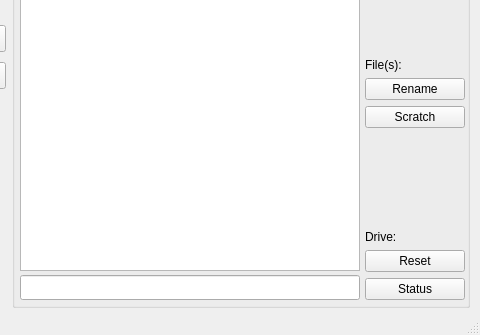
First picture: the form in filewindow.ui, repository mveinot/QtCBM, before the edit; both pictures show x 320 to 800 and y 219 to 554 of the 800 by 554 pixel window.
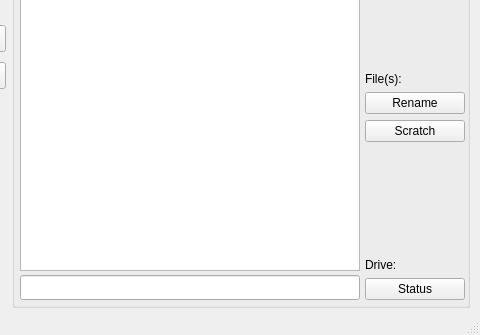
Second picture: the form after the edit. Icons and pictures are not drawn.

Diff of the .ui file:
```diff
--- a/filewindow.ui
+++ b/filewindow.ui
@@ -778,16 +778,6 @@
                   </property>
                  </widget>
                 </item>
-                <item>
-                 <widget class="QPushButton" name="CBMReset">
-                  <property name="enabled">
-                   <bool>true</bool>
-                  </property>
-                  <property name="text">
-                   <string>Reset</string>
-                  </property>
-                 </widget>
-                </item>
                 <item>
                  <widget class="QPushButton" name="CBMStatus">
                   <property name="text">
```
Left out of the diff: 6 changed lines with no effect on the pictures.
